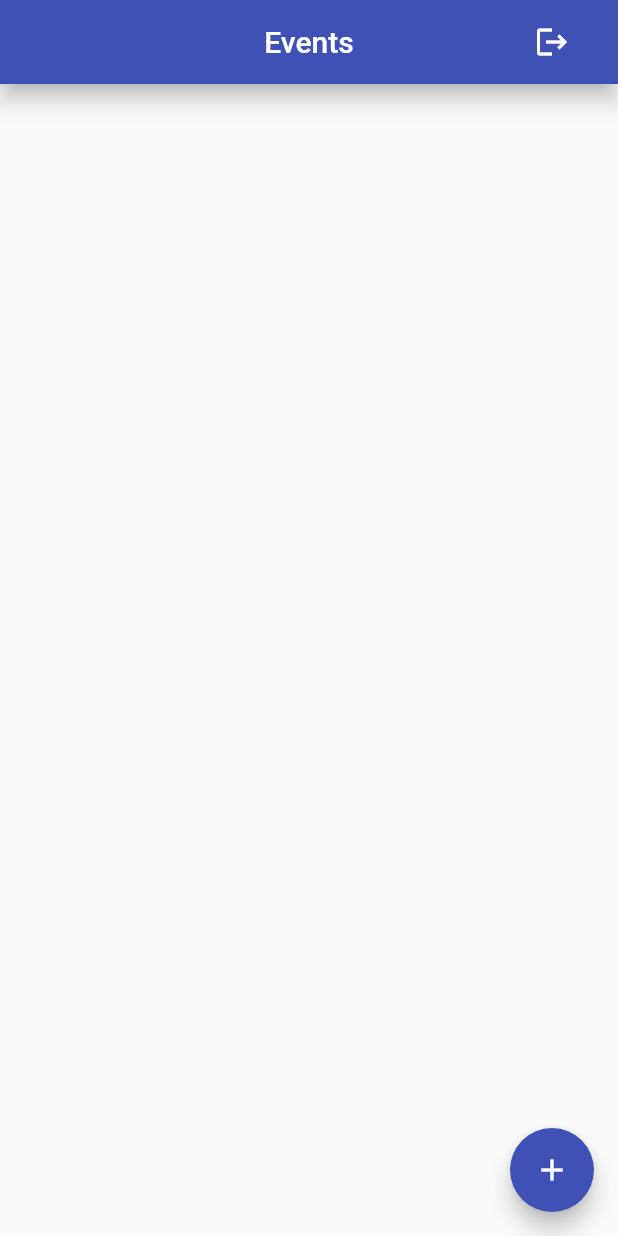
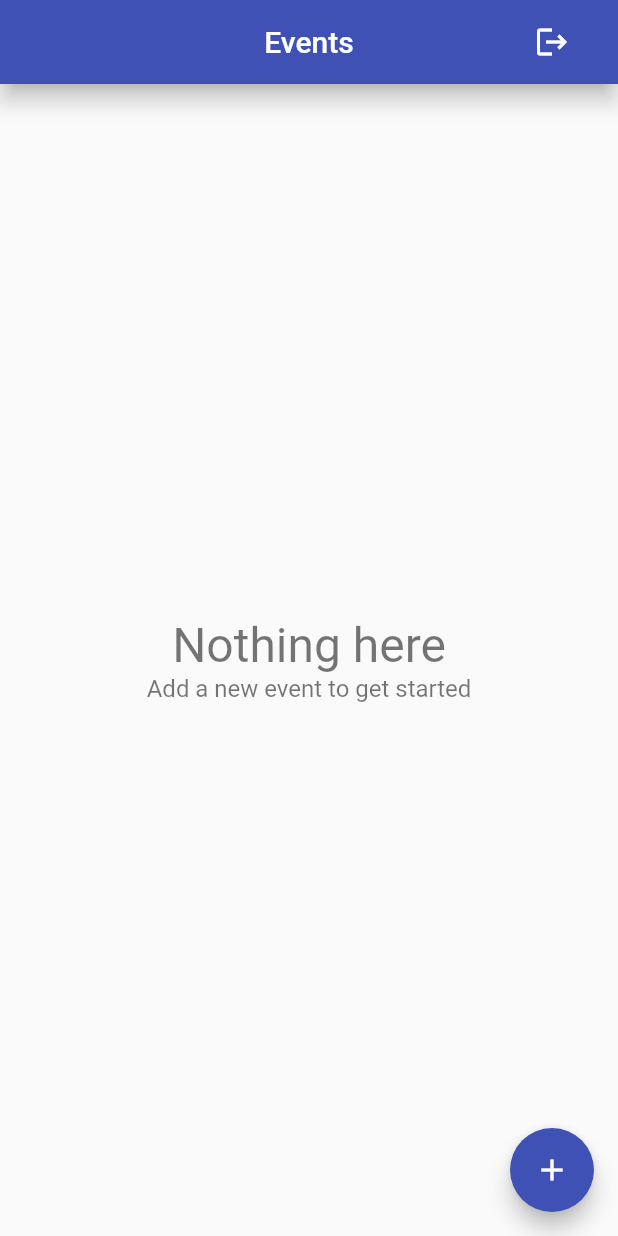
Before and after one commit to athibau2/whereyouat, a Flutter app: the screen it shows once a user with an empty profile is signed in, on a phone screen of 412 x 824 dp. Run offline on Flutter 3.47's test engine with Material 2 defaults, Android fonts, the phone set to English and light mode, and no system bars; our stand-ins replace cloud_firestore, firebase_analytics, firebase_auth, firebase_core, flutter_datetime_picker, font_awesome_flutter and 3 more; missing offline and left inert: dart:ffi, flutter_login_facebook, latlng; accounts and stored records are empty.

Commit message:
adding update and delete capability to events in firestore, improving list tiles

```diff
--- /dev/null
+++ b/lib/app/home/events/empty_content.dart
@@ -0,0 +1,30 @@
+import 'package:flutter/material.dart';
+
+class EmptyContent extends StatelessWidget {
+  const EmptyContent({
+    Key? key,
+    this.title = 'Nothing here',
+    this.message = 'Add a new event to get started',
+  }) : super(key: key);
+  final String title;
+  final String message;
+
+  @override
+  Widget build(BuildContext context) {
+    return Center(
+      child: Column(
+        mainAxisAlignment: MainAxisAlignment.center,
+        children: [
+          Text(
+            title,
+            style: const TextStyle(fontSize: 32, color: Colors.black54),
+          ),
+          Text(
+            message,
+            style: const TextStyle(fontSize: 16, color: Colors.black54),
+          )
+        ],
+      ),
+    );
+  }
+}
--- a/lib/app/home/events/events_page.dart
+++ b/lib/app/home/events/events_page.dart
@@ -3,7 +3,9 @@ import 'package:flutter/material.dart';
 // import 'package:google_maps_flutter/google_maps_flutter.dart';
 import 'package:provider/provider.dart';
 import 'package:whereyouat/app/home/events/edit_event_page.dart';
+import 'package:whereyouat/app/home/events/empty_content.dart';
 import 'package:whereyouat/app/home/events/event_list_tile.dart';
+import 'package:whereyouat/app/home/events/list_items_builder.dart';
 import 'package:whereyouat/widgets/show_alert_dialog.dart';
 import 'package:whereyouat/widgets/show_exception_alert_dialog.dart';
 import '../../../services/auth.dart';
@@ -61,27 +63,33 @@ class EventsPage extends StatelessWidget {
     return StreamBuilder<List<Event>>(
       stream: database.eventsStream(),
       builder: (context, snapshot) {
-        if (snapshot.hasData) {
-          final events = snapshot.data;
-          final children = events!
-              .map((event) => EventListTile(
-                    event: event,
-                    onTap: () => EditEventPage.show(context, event: event),
-                  ))
-              .toList();
-          return ListView(
-            children: children,
-          );
-        }
-        if (snapshot.hasError) {
-          return const Center(
-            child: Text('Some error occured'),
-          );
-        }
-        return const Center(
-          child: CircularProgressIndicator(),
+        return ListItemsBuilder<Event>(
+          snapshot: snapshot,
+          itemBuilder: (context, event) => Dismissible(
+            key: Key('event-${event.id}'),
+            background: Container(color: Colors.red),
+            direction: DismissDirection.endToStart,
+            onDismissed: (direction) => _delete(context, event),
+            child: EventListTile(
+              event: event,
+              onTap: () => EditEventPage.show(context, event: event),
+            ),
+          ),
         );
       },
     );
   }
+
+  Future<void> _delete(BuildContext context, Event event) async {
+    try {
+      final database = Provider.of<Database>(context, listen: false);
+      await database.deleteEvent(event);
+    } on FirebaseException catch (e) {
+      showExceptionAlertDialog(
+        context,
+        title: 'Operation failed',
+        exception: e,
+      );
+    }
+  }
 }
--- /dev/null
+++ b/lib/app/home/events/list_items_builder.dart
@@ -0,0 +1,42 @@
+import 'package:flutter/material.dart';
+import 'package:whereyouat/app/home/events/empty_content.dart';
+
+typedef ItemWidgetBuilder<T> = Widget Function(BuildContext context, T item);
+
+class ListItemsBuilder<T> extends StatelessWidget {
+  const ListItemsBuilder(
+      {Key? key, required this.snapshot, required this.itemBuilder})
+      : super(key: key);
+  final AsyncSnapshot<List<T>> snapshot;
+  final ItemWidgetBuilder<T> itemBuilder;
+
+  @override
+  Widget build(BuildContext context) {
+    if (snapshot.hasData) {
+      final List<T> items = snapshot.data!;
+      if (items.isNotEmpty) {
+        return _buildList(items);
+      } else {
+        return EmptyContent();
+      }
+    } else if (snapshot.hasError) {
+      return const EmptyContent(
+        title: 'Something went wrong',
+        message: 'Unable to load items right now',
+      );
+    }
+    return const Center(
+      child: CircularProgressIndicator(),
+    );
+  }
+
+  Widget _buildList(List<T> items) {
+    return ListView.separated(
+      separatorBuilder: (context, index) => const Divider(
+        height: 0.5,
+      ),
+      itemCount: items.length,
+      itemBuilder: (context, index) => itemBuilder(context, items[index]),
+    );
+  }
+}
--- /dev/null
+++ b/lib/app/home/tab_item.dart
@@ -0,0 +1 @@
+enum TabItem { map, myEvents, account }
--- a/lib/services/database.dart
+++ b/lib/services/database.dart
@@ -6,6 +6,7 @@ import 'package:whereyouat/services/firestore_service.dart';
 abstract class Database {
   Future<void> setEvent(Event event);
   Stream<List<Event>> eventsStream();
+  Future<void> deleteEvent(Event event);
 }
 
 Future<String> getId() async =>
@@ -23,6 +24,11 @@ class FirestoreDatabase implements Database {
       );
 
   @override
+  Future<void> deleteEvent(Event event) =>
+      _service.deleteData(path: APIPath.event(uid, event.id));
+
+  @override
   Stream<List<Event>> eventsStream() => _service.collectionStream(
-      path: APIPath.events(uid), builder: (data, documentId) => Event.fromMap(data, documentId));
+      path: APIPath.events(uid),
+      builder: (data, documentId) => Event.fromMap(data, documentId));
 }
```
Also changed, not shown: lib/app/home/home_page.dart (added, +17 -0 lines), lib/services/firestore_service.dart (+12 -4 lines).
